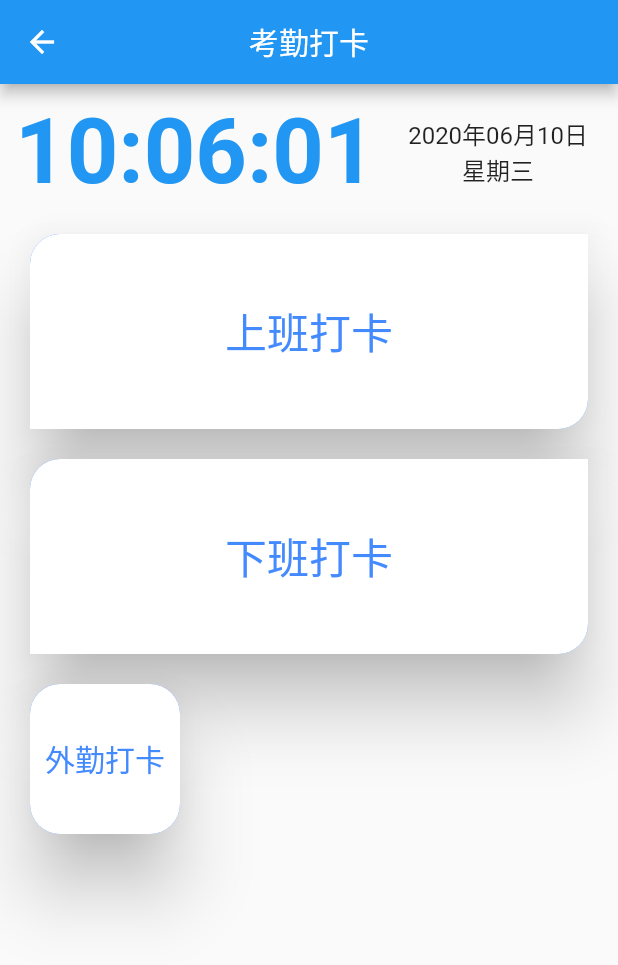
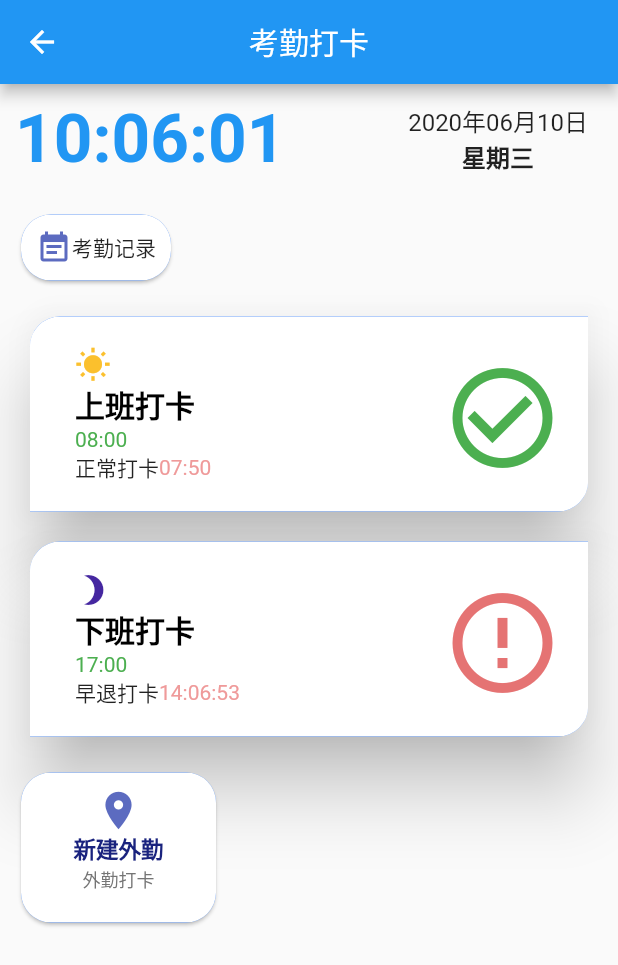
Before and after one commit to huanlirui/flutterApp, a Flutter app: the PunchCard screen opened directly, on a phone screen of 412 x 824 dp. Shown: the top 965 px of the screen. Run offline on Flutter 3.47's test engine with Material 2 defaults, Android fonts, the phone set to English and light mode, and no system bars; our stand-ins replace date_format, device_info, dio, flutter_swiper, fluttertoast, shared_preferences; missing offline and left inert: flutter_cupertino_date_picker; accounts and stored records are empty.

Commit message:
feat(写入设备信息，制作打卡页面。抛出请求错误的提示)

```diff
--- a/lib/components/Mydialog.dart
+++ b/lib/components/Mydialog.dart
@@ -18,8 +18,10 @@ class MyDialog extends Dialog {
 
   @override
   Widget build(BuildContext context) {
+
     _showTimer(context);
     return Material(
+
       type: MaterialType.transparency,
       child: Center(
         child: Container(
--- a/lib/components/NowDate.dart
+++ b/lib/components/NowDate.dart
@@ -64,15 +64,13 @@ class _NowDateState extends State<NowDate> {
   Widget build(BuildContext context) {
     return Container(
       padding: EdgeInsets.all(10),
-      child: Flex(
-        direction: Axis.horizontal,
+      child: Row(
         children: <Widget>[
           Expanded(
-            flex: 1,
             child: Text(
               _nowTimeString,
               style: TextStyle(
-                  fontSize: 60,
+                  fontSize: 45,
                   fontWeight: FontWeight.w600,
                   color: Colors.blue[500]),
             ),
@@ -91,6 +89,7 @@ class _NowDateState extends State<NowDate> {
                     '星期' + _weekDay[_nowDate.weekday - 1],
                     style: TextStyle(
                       fontSize: 16,
+                      fontWeight: FontWeight.w600
                     ),
                   ),
                 ],
--- a/lib/main.dart
+++ b/lib/main.dart
@@ -5,16 +5,18 @@ import 'package:flutter_localizations/flutter_localizations.dart';
 import 'package:myapp/pages/Tabs.dart';
 
 import 'provider/UserInfo.dart';
+import 'provider/DeviceInfo.dart';
 import 'package:provider/provider.dart';
 
 // void main() => runApp(MyApp());
 void main() {
   var userInfo = UserInfo();
-
+  var deviceInfo = DeviceInfo();
   runApp(
     MultiProvider(
       providers: [
         ChangeNotifierProvider.value(value: userInfo),
+        ChangeNotifierProvider.value(value: deviceInfo),
       ],
       child: MyApp(),
     ),
--- a/lib/pages/dialog/DialogPage.dart
+++ b/lib/pages/dialog/DialogPage.dart
@@ -10,6 +10,7 @@ class DialogPage extends StatefulWidget {
 }
 
 class _DialogPageState extends State<DialogPage> {
+  final GlobalKey<ScaffoldState> _scaffoldKey = GlobalKey<ScaffoldState>();
   _alertDialog() async {
     var result = await showDialog(
       context: context,
@@ -126,7 +127,7 @@ class _DialogPageState extends State<DialogPage> {
 
   _showMydialog() {
     showDialog(
-      context: context,
+      context: _scaffoldKey.currentContext,
       builder: (context) {
         return MyDialog(title: "标题", content: "我是内容");
       },
--- a/lib/pages/firstPage/FirstPage.dart
+++ b/lib/pages/firstPage/FirstPage.dart
@@ -4,8 +4,10 @@ import 'package:myapp/pages/user/Login.dart';
 import 'package:flutter_swiper/flutter_swiper.dart';
 import 'package:shared_preferences/shared_preferences.dart';
 import 'package:myapp/pages/Tabs.dart';
-import 'package:shared_preferences/shared_preferences.dart';
+import 'dart:io';
 import 'package:myapp/provider/UserInfo.dart';
+import 'package:device_info/device_info.dart';
+import 'package:myapp/provider/DeviceInfo.dart';
 
 class FirstPage extends StatefulWidget {
   FirstPage({Key key}) : super(key: key);
@@ -37,11 +39,58 @@ class _FirstPageState extends State<FirstPage> {
     UserInfo.setUserInfo(userInfo);
   }
 
+  Map<String, dynamic> _readAndroidBuildData(AndroidDeviceInfo build) {
+    return <String, dynamic>{
+      'version.securityPatch': build.version.securityPatch,
+      'version.sdkInt': build.version.sdkInt,
+      'version.release': build.version.release,
+      'version.previewSdkInt': build.version.previewSdkInt,
+      'version.incremental': build.version.incremental,
+      'version.codename': build.version.codename,
+      'version.baseOS': build.version.baseOS,
+      'board': build.board,
+      'bootloader': build.bootloader,
+      'brand': build.brand,
+      'device': build.device,
+      'display': build.display,
+      'fingerprint': build.fingerprint,
+      'hardware': build.hardware,
+      'host': build.host,
+      'id': build.id,
+      'manufacturer': build.manufacturer,
+      'model': build.model,
+      'product': build.product,
+      'supported32BitAbis': build.supported32BitAbis,
+      'supported64BitAbis': build.supported64BitAbis,
+      'supportedAbis': build.supportedAbis,
+      'tags': build.tags,
+      'type': build.type,
+      'isPhysicalDevice': build.isPhysicalDevice,
+      'androidId': build.androidId
+    };
+  }
+
+  void getDeviceInfo() async {
+    DeviceInfoPlugin deviceInfo = DeviceInfoPlugin();
+    if (Platform.isIOS) {
+      //ios相关代码
+      print('IOS设备：');
+      IosDeviceInfo iosInfo = await deviceInfo.iosInfo;
+      print('Running on ${iosInfo.utsname.machine}');
+    } else if (Platform.isAndroid)
+      //android相关代码
+      print('Android设备');
+    AndroidDeviceInfo androidInfo = await deviceInfo.androidInfo;
+    print('${_readAndroidBuildData(androidInfo)}');
+    DeviceInfo.setDeviceInfo(androidInfo.androidId);
+  }
+
   @override
-  void initState()  {
+  void initState() {
     super.initState();
     _controller = new SwiperController();
     getUserInfo();
+    getDeviceInfo();
   }
 
   Widget build(BuildContext context) {
--- /dev/null
+++ b/lib/pages/punchCard/CardInfo.dart
@@ -0,0 +1,151 @@
+import 'package:flutter/material.dart';
+
+class CardInfo extends StatelessWidget {
+  final String normalTime;
+  final String clockType;
+  final String exceptionText;
+  final String exceptionTime;
+  final String status;
+
+  const CardInfo(
+      {Key key,
+      this.normalTime,
+      this.clockType,
+      this.exceptionText,
+      this.exceptionTime,
+      this.status})
+      : super(key: key);
+  statusIcon() {
+    Map statusType = {
+      "-1": {
+        'text': "缺卡",
+        'color': Colors.red[300],
+        'icon': Icons.highlight_off
+      },
+      "0": {
+        'text': "正常",
+        'color': Colors.green,
+        'icon': Icons.check_circle_outline
+      },
+      "1": {
+        'text': "迟到",
+        'color': Colors.red[300],
+        'icon': Icons.error_outline
+      },
+      "2": {
+        'text': "早退",
+        'color': Colors.red[300],
+        'icon': Icons.error_outline
+      },
+      "3": {
+        'text': "旷工",
+        'color': Colors.red[300],
+        'icon': Icons.highlight_off
+      },
+      "4": {
+        'text': "请假",
+        'color': Colors.yellow[700],
+        'icon': Icons.error_outline
+      },
+      "5": {
+        'text': "出差",
+        'color': Colors.red[300],
+        'icon': Icons.error_outline
+      },
+      "6": {
+        'text': "外出",
+        'color': Colors.red[300],
+        'icon': Icons.error_outline
+      },
+      "7": {
+        'text': "休息",
+        'color': Colors.green,
+        'icon': Icons.check_circle_outline
+      },
+      "8": {
+        'text': "外情核实中",
+        'color': Colors.red[300],
+        'icon': Icons.error_outline
+      },
+      "9": {
+        'text': "异常",
+        'color': Colors.red[300],
+        'icon': Icons.error_outline
+      },
+      "10": {
+        'text': "脱岗",
+        'color': Colors.red[300],
+        'icon': Icons.error_outline
+      },
+      "11": {
+        'text': "已补卡",
+        'color': Colors.yellow[700],
+        'icon': Icons.check_circle_outline
+      },
+      "12": {
+        'text': "人脸异常",
+        'color': Colors.red[300],
+        'icon': Icons.error_outline
+      }
+    };
+    return Icon(
+      statusType[status]['icon'],
+      color: statusType[status]['color'],
+      size: 80,
+    );
+  }
+
+  @override
+  Widget build(BuildContext context) {
+    return Container(
+        color: Colors.white,
+        width: double.infinity,
+        height: 110,
+        padding: EdgeInsets.fromLTRB(30, 10, 0, 5),
+        child: Row(
+          children: <Widget>[
+            Expanded(
+              child: Column(
+                // mainAxisAlignment: MainAxisAlignment.start,
+                crossAxisAlignment: CrossAxisAlignment.start,
+                children: <Widget>[
+                  Icon(
+                    clockType == '上班' ? Icons.wb_sunny : Icons.brightness_3,
+                    color: clockType == '上班'
+                        ? Colors.yellow[700]
+                        : Colors.deepPurple[800],
+                  ),
+                  Text(
+                    clockType == '上班' ? '上班打卡' : '下班打卡',
+                    style: TextStyle(
+                        color: Colors.black,
+                        fontSize: 20,
+                        fontWeight: FontWeight.w600),
+                  ),
+                  Text(
+                    normalTime,
+                    style: TextStyle(color: Colors.green[500]),
+                  ),
+                  Row(
+                    children: <Widget>[
+                      Text(exceptionText),
+                      Text(
+                        exceptionTime,
+                        style: TextStyle(color: Colors.red[200]),
+                      ),
+                    ],
+                  ),
+                ],
+              ),
+              flex: 2,
+            ),
+            Expanded(
+              child: Container(
+                child: statusIcon(),
+              ),
+              flex: 1,
+            )
+          ],
+        ));
+  }
+}
--- a/lib/pages/punchCard/PunchCard.dart
+++ b/lib/pages/punchCard/PunchCard.dart
@@ -1,5 +1,6 @@
 import 'package:flutter/material.dart';
 import 'package:myapp/components/NowDate.dart';
+import 'CardInfo.dart';
 
 class PunchCard extends StatefulWidget {
   PunchCard({Key key}) : super(key: key);
@@ -24,31 +25,35 @@ class _PunchCardState extends State<PunchCard> {
               Container(
                 child: NowDate(),
               ),
+              Container(
+                margin: EdgeInsets.all(10),
+                child: Row(
+                  children: <Widget>[
                     Card(
-                  margin: EdgeInsets.fromLTRB(20, 10, 20, 10),
                       color: Colors.blueAccent,
-                  //z轴的高度，设置card的阴影
-                  elevation: 20.0,
+
                       //设置shape，这里设置成了R角
                       shape: RoundedRectangleBorder(
-                    borderRadius: BorderRadius.only(
-                        topLeft: Radius.circular(20.0),
-                        topRight: Radius.zero,
-                        bottomLeft: Radius.zero,
-                        bottomRight: Radius.circular(20.0)),
+                        borderRadius: BorderRadius.all(Radius.circular(20.0)),
                       ),
                       //对Widget截取的行为，比如这里 Clip.antiAlias 指抗锯齿
                       clipBehavior: Clip.antiAlias,
                       semanticContainer: false,
                       child: Container(
                         color: Colors.white,
-                    width: double.infinity,
-                    height: 130,
-                    alignment: Alignment.center,
-                    child: Text(
-                      "上班打卡",
-                      style: TextStyle(fontSize: 28, color: Colors.blueAccent),
+                        padding: EdgeInsets.all(10),
+                        child: Row(
+                          children: <Widget>[
+                            Icon(
+                              Icons.event_note,
+                              color: Colors.indigo[400],
                             ),
+                            Text('考勤记录'),
+                          ],
+                        ),
+                      ),
+                    )
+                  ],
                 ),
               ),
               Card(
@@ -72,42 +77,101 @@ class _PunchCardState extends State<PunchCard> {
                   width: double.infinity,
                   height: 130,
                   alignment: Alignment.center,
-                    child: Text(
-                      "下班打卡",
-                      style: TextStyle(fontSize: 28, color: Colors.blueAccent),
+                  child: CardInfo(
+                      normalTime: '08:00',
+                      clockType: '上班',
+                      exceptionText: '正常打卡',
+                      exceptionTime: '07:50',
+                      status: '0'),
                 ),
               ),
-                ),
-                Container(
-                  alignment: Alignment.bottomLeft,
-                  child: Card(
+              Card(
                 margin: EdgeInsets.fromLTRB(20, 10, 20, 10),
                 color: Colors.blueAccent,
                 //z轴的高度，设置card的阴影
                 elevation: 20.0,
                 //设置shape，这里设置成了R角
                 shape: RoundedRectangleBorder(
-                      borderRadius: BorderRadius.all(Radius.circular(20.0)),
+                  borderRadius: BorderRadius.only(
+                      topLeft: Radius.circular(20.0),
+                      topRight: Radius.zero,
+                      bottomLeft: Radius.zero,
+                      bottomRight: Radius.circular(20.0)),
                 ),
                 //对Widget截取的行为，比如这里 Clip.antiAlias 指抗锯齿
                 clipBehavior: Clip.antiAlias,
                 semanticContainer: false,
                 child: Container(
                   color: Colors.white,
-                      width: 100,
-                      height: 100,
+                  width: double.infinity,
+                  height: 130,
                   alignment: Alignment.center,
-                      child: Text(
-                        "外勤打卡",
-                        style:
-                            TextStyle(fontSize: 20, color: Colors.blueAccent),
+                  child: CardInfo(
+                      normalTime: '17:00',
+                      clockType: '下班',
+                      exceptionText: '早退打卡',
+                      exceptionTime: '14:06:53',
+                      status: '2'),
                 ),
               ),
+              Container(
+                margin: EdgeInsets.all(10),
+                child: Row(
+                  children: <Widget>[
+                    Expanded(
+                      child: Container(
+                        alignment: Alignment.bottomLeft,
+                        child: Card(
+                          color: Colors.blueAccent,
+
+                          //设置shape，这里设置成了R角
+                          shape: RoundedRectangleBorder(
+                            borderRadius:
+                                BorderRadius.all(Radius.circular(20.0)),
+                          ),
+                          //对Widget截取的行为，比如这里 Clip.antiAlias 指抗锯齿
+                          clipBehavior: Clip.antiAlias,
+                          semanticContainer: false,
+                          child: Container(
+                            color: Colors.white,
+                            padding: EdgeInsets.all(10),
+                            height: 100,
+                            width: 130,
+                            child: Column(
+                              children: <Widget>[
+                                Icon(
+                                  Icons.location_on,
+                                  size: 30,
+                                  color: Colors.indigo[400],
+                                ),
+                                Text(
+                                  '新建外勤',
+                                  style: TextStyle(
+                                      color: Colors.indigo[900],
+                                      fontSize: 15,
+                                      fontWeight: FontWeight.w600),
+                                ),
+                                Text(
+                                  '外勤打卡',
+                                  style: TextStyle(
+                                      color: Colors.grey[600],
+                                      fontSize: 12,
+                                      fontWeight: FontWeight.w500),
+                                )
+                              ],
+                            ),
+                          ),
+                        ),
+                      ),
+                      flex: 1,
+                    ),
+                  ],
                 ),
               )
             ],
           ),
-          )),
+        ),
+      ),
     );
   }
 }
--- a/lib/pages/tabs/homePage/AppMenu.dart
+++ b/lib/pages/tabs/homePage/AppMenu.dart
@@ -3,7 +3,7 @@ import 'MenuItem.dart';
 import 'package:myapp/provider/UserInfo.dart';
 
 class AppMenu extends StatelessWidget {
-  List appMenuList = UserInfo.getAppMenus();
+  List appMenuList = UserInfo.getAppMenus()??[];
 
   // List appMenuList = userInfo != null ? userInfo['appMenus'] : [];
   AppMenu() {
--- a/lib/pages/user/Login.dart
+++ b/lib/pages/user/Login.dart
@@ -7,6 +7,7 @@ import 'package:shared_preferences/shared_preferences.dart';
 import 'package:myapp/components/Toast.dart';
 import 'package:myapp/provider/UserInfo.dart';
 import 'dart:convert';
+import 'package:myapp/provider/DeviceInfo.dart';
 
 class Login extends StatefulWidget {
   Login({Key key}) : super(key: key);
@@ -44,15 +45,16 @@ class _LoginState extends State<Login> {
   }
 
   void _login() {
-    print(_username.text);
-    print(_password.text);
+    // print(_username.text);
+    // print(_password.text);
     if (_username.text != '' && _password.text != '') {
+      String androidID = DeviceInfo.getAndroidId();
       var param = {
-        "deviceToken": '123',
+        "deviceToken": androidID ?? '123',
         "password": _password.text,
         "username": _username.text
       };
-
+      print(param);
       DioUtils.requestHttp(
         Api.login,
         parameters: param,
--- /dev/null
+++ b/lib/provider/DeviceInfo.dart
@@ -0,0 +1,13 @@
+import 'package:flutter/material.dart';
+
+class DeviceInfo with ChangeNotifier {
+  static String _androidId;
+
+  static void setDeviceInfo(String androidId) async {
+    _androidId = androidId;
+  }
+
+  static getAndroidId() {
+    return _androidId;
+  }
+}
--- a/lib/provider/UserInfo.dart
+++ b/lib/provider/UserInfo.dart
@@ -1,7 +1,5 @@
 import 'package:flutter/material.dart';
-import 'package:myapp/pages/user/UserInfo.dart';
-import 'package:shared_preferences/shared_preferences.dart';
-import 'package:myapp/models/UserInfo.dart';
+
 import 'dart:convert';
 
 class UserInfo with ChangeNotifier {
@@ -20,8 +18,8 @@ class UserInfo with ChangeNotifier {
   // set userInfo(Map value) => _userInfo = value;
 
   static void setUserInfo(String userInfo) async {
+    if (userInfo != null) {
       Map userInfoJson = json.decode(userInfo);
-
       _userInfo = userInfoJson;
       _appMenu = userInfoJson['appMenus'];
       _avatar = userInfoJson['avatar'];
@@ -29,6 +27,7 @@ class UserInfo with ChangeNotifier {
       _realName = userInfoJson['realname'];
       _userId = userInfoJson['id'];
       _userName = userInfoJson['username'];
+    }
   }
 
   static getUserInfo() {
--- a/lib/utils/request.dart
+++ b/lib/utils/request.dart
@@ -2,6 +2,7 @@ import 'package:dio/dio.dart';
 import 'package:flutter/material.dart';
 import 'package:shared_preferences/shared_preferences.dart';
 import 'package:myapp/pages/user/Login.dart';
+import 'package:fluttertoast/fluttertoast.dart';
 
 const BaseRoot = "http://192.168.1.253:8080/jeecg-boot/";
 
@@ -56,6 +57,18 @@ class DioUtils {
     dio = null;
   }
 
+  static void _toast() {
+    Fluttertoast.showToast(
+      msg: "服务器出错,请稍后重试",
+      toastLength: Toast.LENGTH_SHORT,
+      gravity: ToastGravity.CENTER,
+      timeInSecForIosWeb: 1,
+      backgroundColor: Colors.red,
+      textColor: Colors.white,
+      fontSize: 16.0,
+    );
+  }
+
   /// request Get、Post 请求
   //url 请求链接
   //parameters 请求参数
@@ -106,11 +119,14 @@ class DioUtils {
           onError(responseData['message']);
         }
       } else {
+        _toast();
         throw Exception('${responseData['message']}');
       }
+
       // print('响应数据：' + response.toString());
     } catch (e) {
       print('请求出错：' + e.toString());
+      _toast();
       onError(e.toString());
     }
   }
--- a/pubspec.yaml
+++ b/pubspec.yaml
@@ -34,6 +34,7 @@ dependencies:
   dio: ^3.0.9
   shared_preferences: ^0.5.7+3
   provider: ^4.1.3
+  device_info: ^0.4.2+4
   flutter_localizations:
     sdk: flutter
 
```
Also changed, not shown: pubspec.lock. Lines whose indentation alone changed are shown as unchanged.
